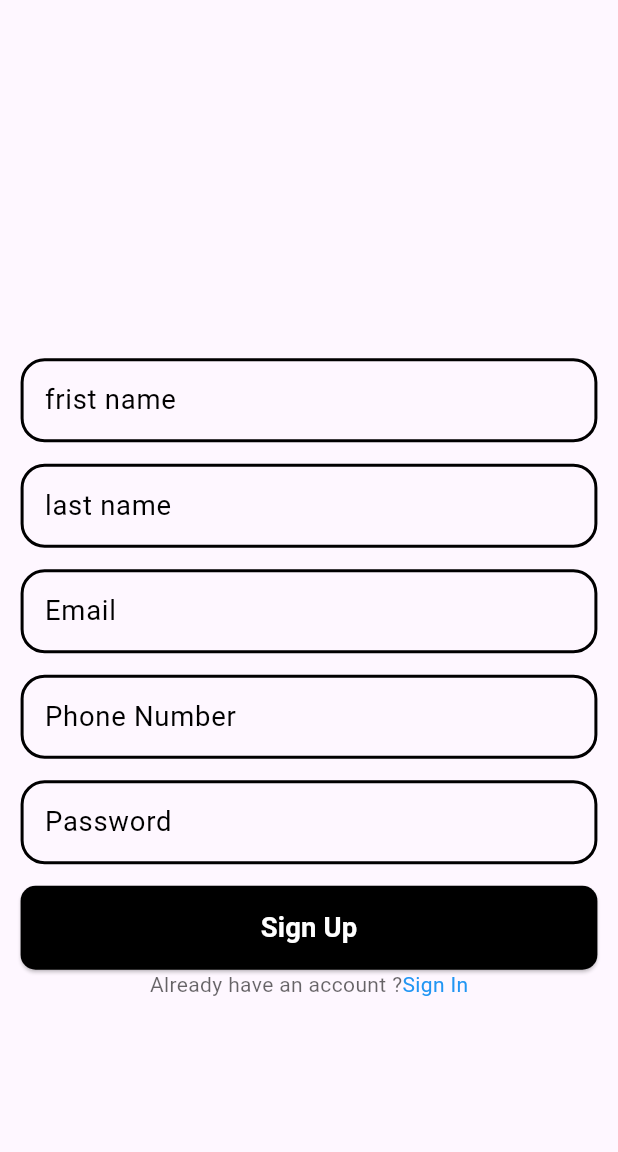
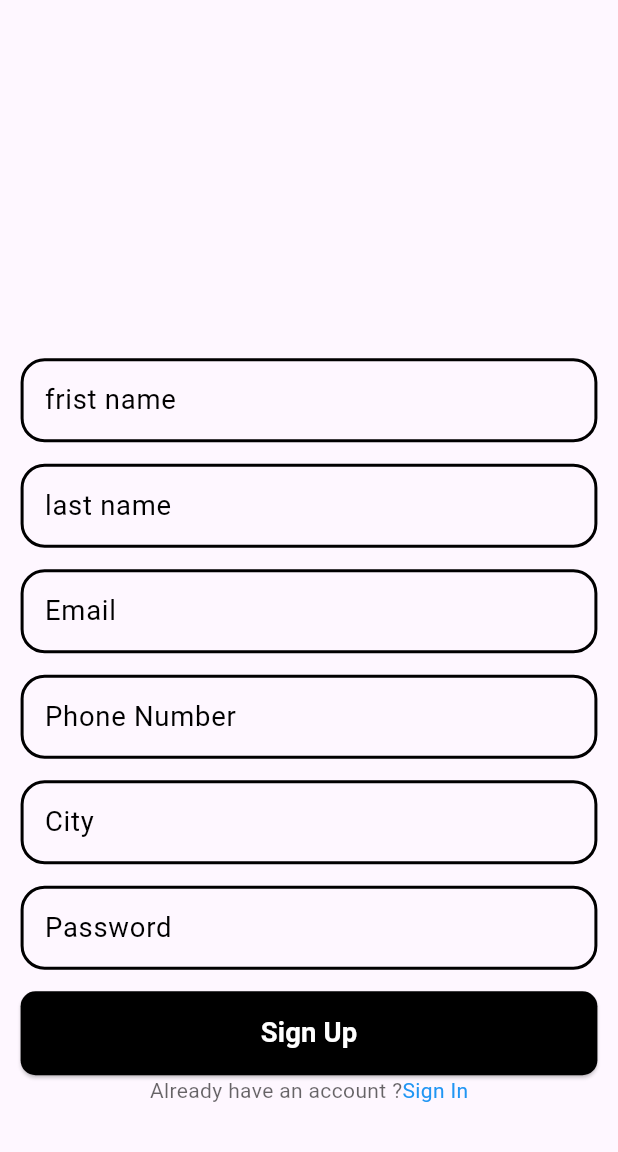
Before and after one commit to Elhadedy36/Atele-Online, a Flutter app: the SignUpView screen opened by its route, on a phone screen of 412 x 824 dp, the part 84-1236 px from its top. Run offline on Flutter 3.47's test engine with Material 3 defaults, Android fonts, the phone set to English and light mode, and no system bars; our stand-ins replace animated_text_kit, bloc, cloud_firestore, firebase_auth, firebase_core, flutter_bloc and 6 more; accounts and stored records are empty.

Commit message:
edit in auth current user in add user fun and use firebase strings and add location field in signup view

```diff
--- a/lib/core/utils/app_strings.dart
+++ b/lib/core/utils/app_strings.dart
@@ -23,7 +23,8 @@ abstract class FirebaseStrings {
   static const String userId = 'userId';
   static const String email = 'email';
   static const String password = 'password';
-  static const String name = 'name';
+  static const String fristname = 'fristname';
+  static const String lastname = 'lastname';
   static const String phone = 'phone';
   static const String address = 'Address';
   static const String createdAt = 'createdAt';
--- a/lib/feature/auth/data/user_model.dart
+++ b/lib/feature/auth/data/user_model.dart
@@ -1,10 +1,17 @@
-class UserModel
-{
-final String fristname;
-final String lastname;
-final String email;
-final String phone;
-final String uId;
+class UserModel {
+  final String fristname;
+  final String lastname;
+  final String email;
+  final String phone;
+  final String location;
+  final String uId;
 
-  UserModel({required this.fristname,required this.lastname, required this.email, required this.phone, required this.uId});
+  UserModel(
+      {required this.fristname,
+
+      required this.lastname,
+      required this.email,
+      required this.location,
+      required this.phone,
+      required this.uId});
 }
--- a/lib/feature/auth/presentation/widgets/signup_form.dart
+++ b/lib/feature/auth/presentation/widgets/signup_form.dart
@@ -60,6 +60,13 @@ class SignupForm extends StatelessWidget {
                 SizedBox(
                   height: 12.h,
                 ),
+                 CustomTextFormField(
+                  labelText: 'City',
+                  controller: context.read<AuthCubit>().lacation_up,
+                ),
+                SizedBox(
+                  height: 12.h,
+                ),
                 CustomTextFormField(
                   labelText: 'Password',
                   controller: context.read<AuthCubit>().password_up,
```
Also changed, not shown: lib/feature/auth/presentation/cubit/cubit/auth_cubit.dart (+9 -5 lines).
